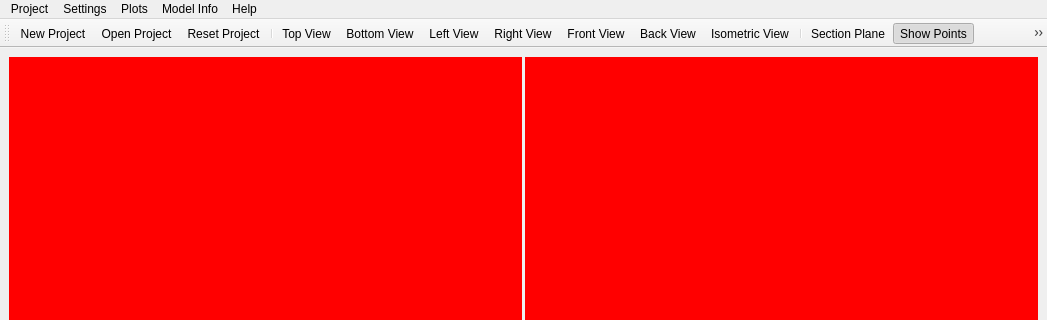
Before: the Qt Designer form pulse/interface/ui_files/main_window.ui in open-pulse/OpenPulse, drawn with Qt 5; both pictures show x 0 to 1047 and y 0 to 320 of the 1047 by 681 pixel window.
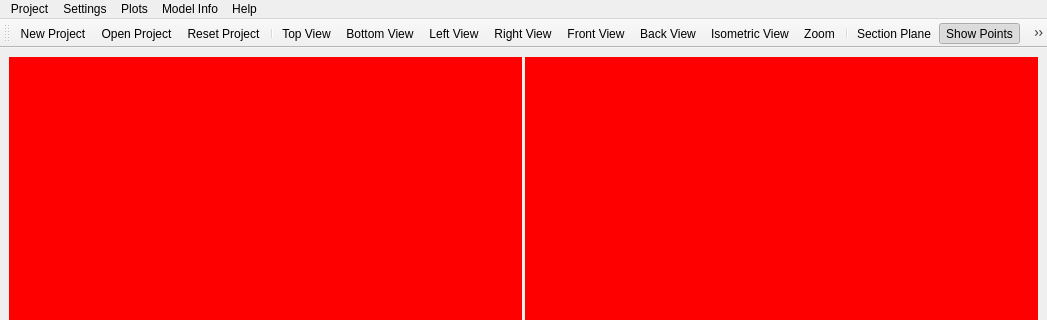
After: the same form once the commit is applied. Icons and pictures are not drawn.

Commit message: added Zoom QAction

What changed in the file:
```diff
--- a/pulse/interface/ui_files/main_window.ui
+++ b/pulse/interface/ui_files/main_window.ui
@@ -192,6 +192,7 @@
    <addaction name="action_front_view"/>
    <addaction name="action_back_view"/>
    <addaction name="action_isometric_view"/>
+   <addaction name="action_zoom"/>
    <addaction name="separator"/>
    <addaction name="action_clip_plane"/>
    <addaction name="action_show_points"/>
@@ -850,6 +851,15 @@
     <string>Section Plane</string>
    </property>
   </action>
+  <action name="action_zoom">
+   <property name="icon">
+    <iconset>
+     <normaloff>../../../../Downloads/zoom_icon.png</normaloff>../../../../Downloads/zoom_icon.png</iconset>
+   </property>
+   <property name="text">
+    <string>Zoom</string>
+   </property>
+  </action>
  </widget>
  <resources/>
  <connections/>
```
The commit also changes 2 other files.
